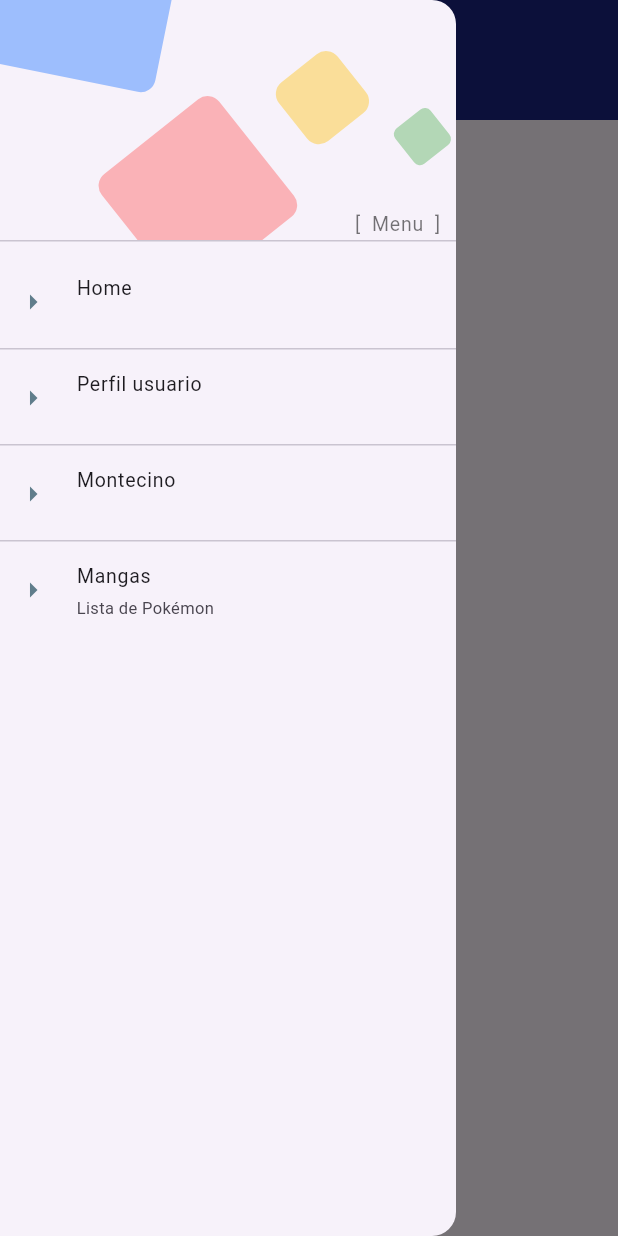
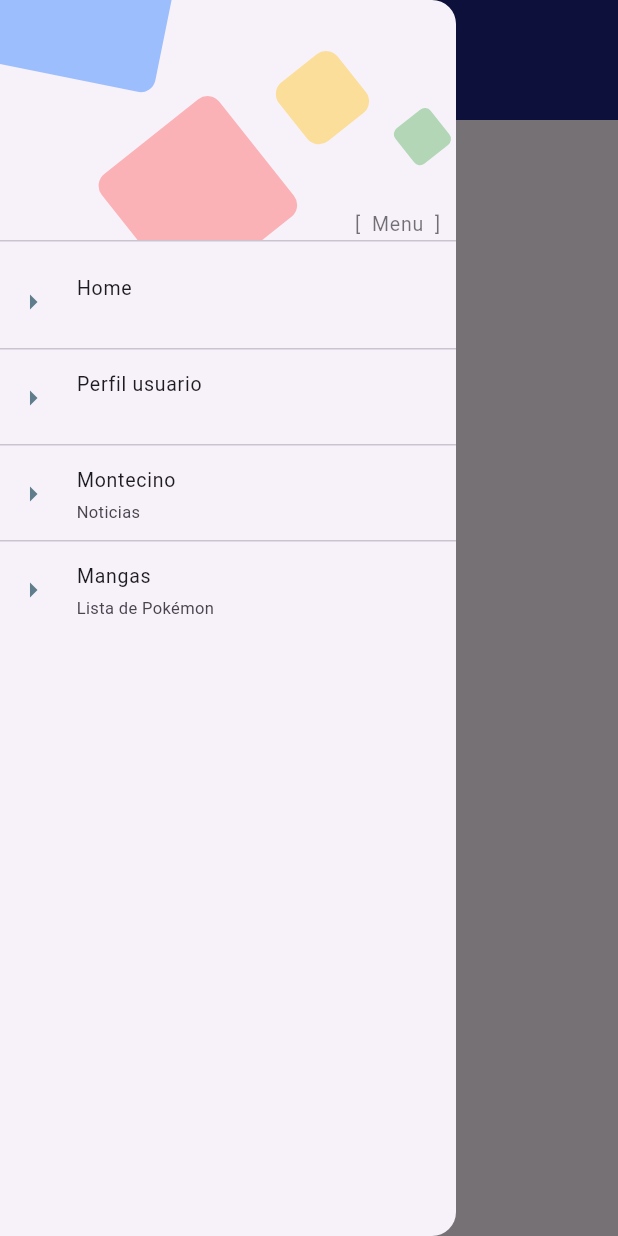
Before and after one commit to juanmontecino/FlutterPrototipe, a Flutter app: the screen it shows after launch, with the side drawer open, on a phone screen of 412 x 824 dp. Run offline on Flutter 3.47's test engine with Material 3 defaults, Android fonts, the phone set to English and light mode, and no system bars; our stand-ins replace shared_preferences; Roboto replaces fonts that are missing (FuzzyBubbles, RobotoMono).

Commit message:
Conflicts Resolved

```diff
--- a/lib/main.dart
+++ b/lib/main.dart
@@ -35,8 +35,7 @@ class MyApp extends StatelessWidget {
         theme: tema.temaActual,
         routes: {
           'home': (context) => const HomeScreen(),
-          'provider_navigation_bar_provider': (context) =>
-              NewsScreen(),
+          'news': (context) => NewsScreen(),
           'profile': (context) => ProfileScreen(),
           'pokemon_list': (context) => ListadoScreen(),
           'pokemon_detail': (context) => PokemonDetailScreen(),
--- a/lib/widgets/drawer_menu.dart
+++ b/lib/widgets/drawer_menu.dart
@@ -4,7 +4,7 @@ class DrawerMenu extends StatelessWidget {
   final List<Map<String, String>> _menuItems = <Map<String, String>>[
     {'route': 'home', 'title': 'Home', 'subtitle': ''},
     {'route': 'profile', 'title': 'Perfil usuario', 'subtitle': ''},
-    {'route': 'provider_navigation_bar_provider', 'title': 'Montecino'},
+    {'route': 'news', 'title': 'Montecino', 'subtitle': 'Noticias'},
     {'route': 'pokemon_list', 'title': 'Mangas', 'subtitle': 'Lista de Pokémon'},
   ];
 
```
